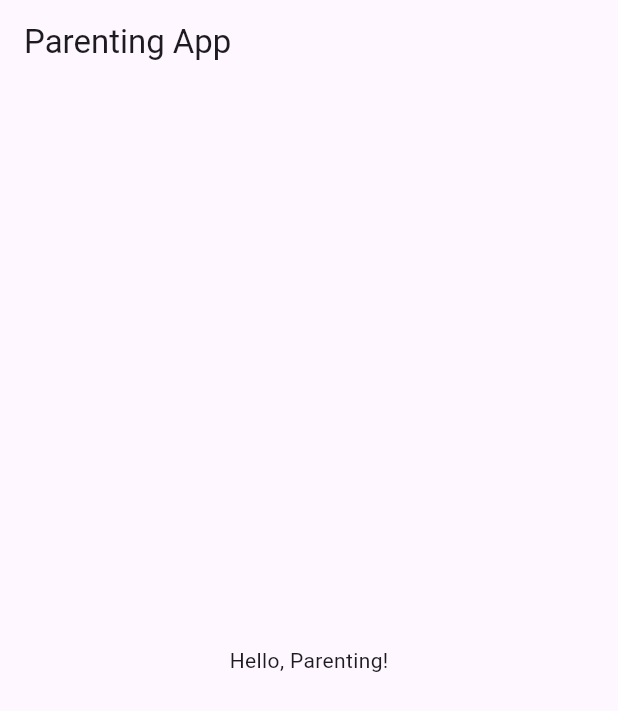
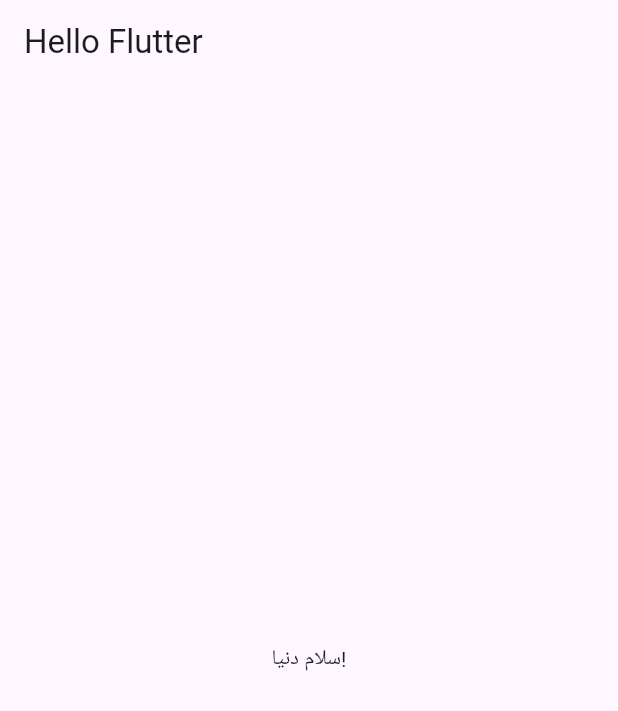
Before and after one commit to mohammad95700/Test-2, a Flutter app: the screen it shows after launch, on a phone screen of 412 x 824 dp. Shown: the top 711 px of the screen. Run offline on Flutter 3.47's test engine with Material 3 defaults, Android fonts, the phone set to English and light mode, and no system bars.

Commit message:
Update main.dart

```diff
--- a/lib/main.dart
+++ b/lib/main.dart
@@ -1,15 +1,21 @@
 import 'package:flutter/material.dart';
 
-void main() => runApp(MyApp());
+void main() {
+  runApp(MyApp());
+}
 
 class MyApp extends StatelessWidget {
   @override
   Widget build(BuildContext context) {
     return MaterialApp(
-      title: 'Parenting App',
+      title: 'Test App',
       home: Scaffold(
-        appBar: AppBar(title: Text('Parenting App')),
-        body: Center(child: Text('Hello, Parenting!')),
+        appBar: AppBar(
+          title: Text('Hello Flutter'),
+        ),
+        body: Center(
+          child: Text('سلام دنیا!'),
+        ),
       ),
     );
   }
```
